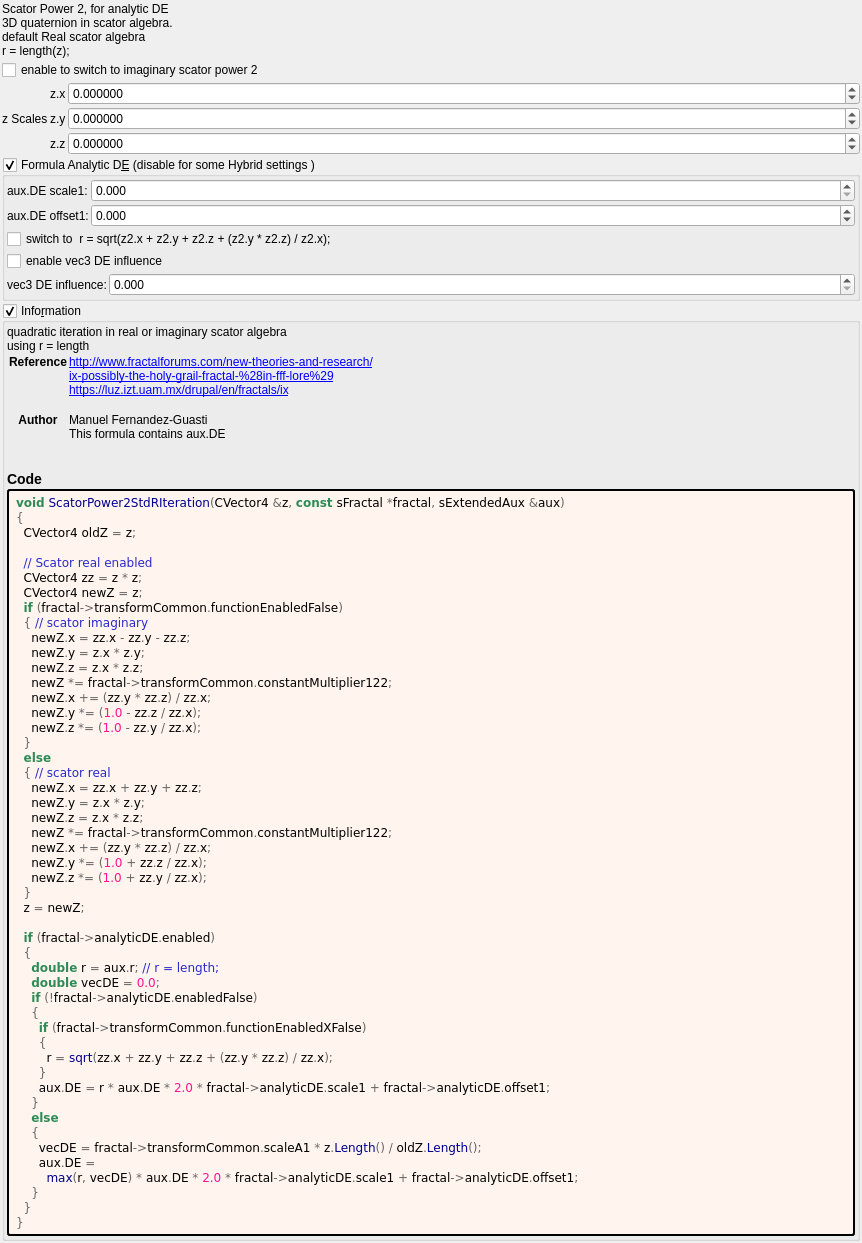
Above: mandelbulber2/formula/ui/scator_power2_std_r.ui from buddhi1980/mandelbulber2 before the change. Below: the same form after it.
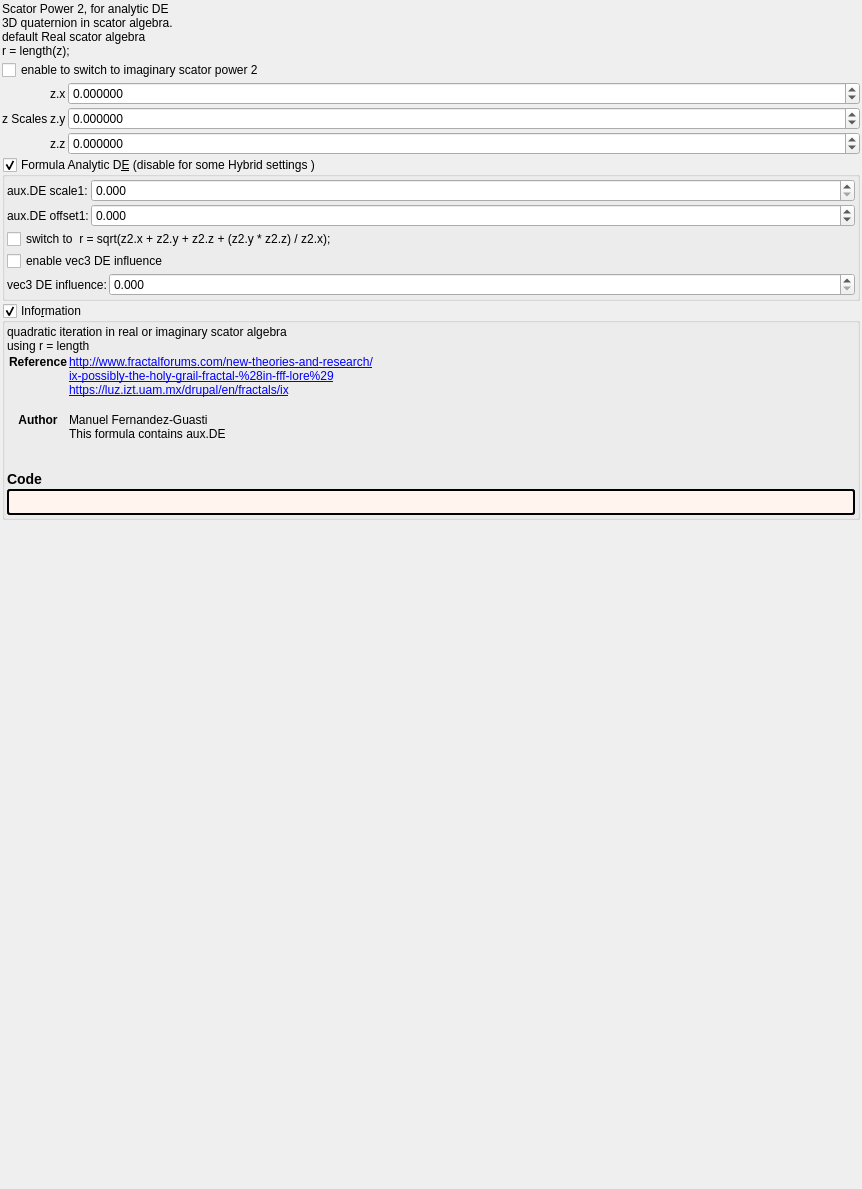
That is the form after the change. Custom widgets are drawn as their Qt base class.

```diff
--- a/mandelbulber2/formula/ui/scator_power2_std_r.ui
+++ b/mandelbulber2/formula/ui/scator_power2_std_r.ui
@@ -386,58 +386,7 @@
          <string notr="true">border-style: outset; border-width: 2px; border-radius: 3px; border-color: black; background-color: #fff5ee; padding: 4px;</string>
         </property>
         <property name="text">
-         <string notr="true">&lt;body style=&quot;background-color:#fff5ee&quot;&gt;
-&lt;pre style=&quot;color:#000000; background-color:#fff5ee;  font-family:'Courier New',monospace;&quot;&gt;&lt;span style=&quot;color:#2e8b57; font-weight:bold&quot;&gt;void&lt;/span&gt; &lt;span style=&quot;color:#00008f&quot;&gt;ScatorPower2StdRIteration&lt;/span&gt;&lt;span style=&quot;color:#676767&quot;&gt;(&lt;/span&gt;CVector4 &lt;span style=&quot;color:#676767&quot;&gt;&amp;amp;&lt;/span&gt;z&lt;span style=&quot;color:#676767&quot;&gt;,&lt;/span&gt; &lt;span style=&quot;color:#2e8b57; font-weight:bold&quot;&gt;const&lt;/span&gt; sFractal &lt;span style=&quot;color:#676767&quot;&gt;*&lt;/span&gt;fractal&lt;span style=&quot;color:#676767&quot;&gt;,&lt;/span&gt; sExtendedAux &lt;span style=&quot;color:#676767&quot;&gt;&amp;amp;&lt;/span&gt;aux&lt;span style=&quot;color:#676767&quot;&gt;)&lt;/span&gt;
-&lt;span style=&quot;color:#676767&quot;&gt;{&lt;/span&gt;
-  CVector4 oldZ &lt;span style=&quot;color:#676767&quot;&gt;=&lt;/span&gt; z&lt;span style=&quot;color:#676767&quot;&gt;;&lt;/span&gt;
-
-  &lt;span style=&quot;color:#2929cc&quot;&gt;// Scator real enabled&lt;/span&gt;
-  CVector4 zz &lt;span style=&quot;color:#676767&quot;&gt;=&lt;/span&gt; z &lt;span style=&quot;color:#676767&quot;&gt;*&lt;/span&gt; z&lt;span style=&quot;color:#676767&quot;&gt;;&lt;/span&gt;
-  CVector4 newZ &lt;span style=&quot;color:#676767&quot;&gt;=&lt;/span&gt; z&lt;span style=&quot;color:#676767&quot;&gt;;&lt;/span&gt;
-  &lt;span style=&quot;color:#2e8b57; font-weight:bold&quot;&gt;if&lt;/span&gt; &lt;span style=&quot;color:#676767&quot;&gt;(&lt;/span&gt;fractal&lt;span style=&quot;color:#676767&quot;&gt;-&amp;gt;&lt;/span&gt;transformCommon&lt;span style=&quot;color:#676767&quot;&gt;.&lt;/span&gt;functionEnabledFalse&lt;span style=&quot;color:#676767&quot;&gt;)&lt;/span&gt;
-  &lt;span style=&quot;color:#676767&quot;&gt;{&lt;/span&gt; &lt;span style=&quot;color:#2929cc&quot;&gt;// scator imaginary&lt;/span&gt;
-    newZ&lt;span style=&quot;color:#676767&quot;&gt;.&lt;/span&gt;x &lt;span style=&quot;color:#676767&quot;&gt;=&lt;/span&gt; zz&lt;span style=&quot;color:#676767&quot;&gt;.&lt;/span&gt;x &lt;span style=&quot;color:#676767&quot;&gt;-&lt;/span&gt; zz&lt;span style=&quot;color:#676767&quot;&gt;.&lt;/span&gt;y &lt;span style=&quot;color:#676767&quot;&gt;-&lt;/span&gt; zz&lt;span style=&quot;color:#676767&quot;&gt;.&lt;/span&gt;z&lt;span style=&quot;color:#676767&quot;&gt;;&lt;/span&gt;
-    newZ&lt;span style=&quot;color:#676767&quot;&gt;.&lt;/span&gt;y &lt;span style=&quot;color:#676767&quot;&gt;=&lt;/span&gt; z&lt;span style=&quot;color:#676767&quot;&gt;.&lt;/span&gt;x &lt;span style=&quot;color:#676767&quot;&gt;*&lt;/span&gt; z&lt;span style=&quot;color:#676767&quot;&gt;.&lt;/span&gt;y&lt;span style=&quot;color:#676767&quot;&gt;;&lt;/span&gt;
-    newZ&lt;span style=&quot;color:#676767&quot;&gt;.&lt;/span&gt;z &lt;span style=&quot;color:#676767&quot;&gt;=&lt;/span&gt; z&lt;span style=&quot;color:#676767&quot;&gt;.&lt;/span&gt;x &lt;span style=&quot;color:#676767&quot;&gt;*&lt;/span&gt; z&lt;span style=&quot;color:#676767&quot;&gt;.&lt;/span&gt;z&lt;span style=&quot;color:#676767&quot;&gt;;&lt;/span&gt;
-    newZ &lt;span style=&quot;color:#676767&quot;&gt;*=&lt;/span&gt; fractal&lt;span style=&quot;color:#676767&quot;&gt;-&amp;gt;&lt;/span&gt;transformCommon&lt;span style=&quot;color:#676767&quot;&gt;.&lt;/span&gt;constantMultiplier122&lt;span style=&quot;color:#676767&quot;&gt;;&lt;/span&gt;
-    newZ&lt;span style=&quot;color:#676767&quot;&gt;.&lt;/span&gt;x &lt;span style=&quot;color:#676767&quot;&gt;+= (&lt;/span&gt;zz&lt;span style=&quot;color:#676767&quot;&gt;.&lt;/span&gt;y &lt;span style=&quot;color:#676767&quot;&gt;*&lt;/span&gt; zz&lt;span style=&quot;color:#676767&quot;&gt;.&lt;/span&gt;z&lt;span style=&quot;color:#676767&quot;&gt;) /&lt;/span&gt; zz&lt;span style=&quot;color:#676767&quot;&gt;.&lt;/span&gt;x&lt;span style=&quot;color:#676767&quot;&gt;;&lt;/span&gt;
-    newZ&lt;span style=&quot;color:#676767&quot;&gt;.&lt;/span&gt;y &lt;span style=&quot;color:#676767&quot;&gt;*= (&lt;/span&gt;&lt;span style=&quot;color:#ff1493&quot;&gt;1.0&lt;/span&gt; &lt;span style=&quot;color:#676767&quot;&gt;-&lt;/span&gt; zz&lt;span style=&quot;color:#676767&quot;&gt;.&lt;/span&gt;z &lt;span style=&quot;color:#676767&quot;&gt;/&lt;/span&gt; zz&lt;span style=&quot;color:#676767&quot;&gt;.&lt;/span&gt;x&lt;span style=&quot;color:#676767&quot;&gt;);&lt;/span&gt;
-    newZ&lt;span style=&quot;color:#676767&quot;&gt;.&lt;/span&gt;z &lt;span style=&quot;color:#676767&quot;&gt;*= (&lt;/span&gt;&lt;span style=&quot;color:#ff1493&quot;&gt;1.0&lt;/span&gt; &lt;span style=&quot;color:#676767&quot;&gt;-&lt;/span&gt; zz&lt;span style=&quot;color:#676767&quot;&gt;.&lt;/span&gt;y &lt;span style=&quot;color:#676767&quot;&gt;/&lt;/span&gt; zz&lt;span style=&quot;color:#676767&quot;&gt;.&lt;/span&gt;x&lt;span style=&quot;color:#676767&quot;&gt;);&lt;/span&gt;
-  &lt;span style=&quot;color:#676767&quot;&gt;}&lt;/span&gt;
-  &lt;span style=&quot;color:#2e8b57; font-weight:bold&quot;&gt;else&lt;/span&gt;
-  &lt;span style=&quot;color:#676767&quot;&gt;{&lt;/span&gt; &lt;span style=&quot;color:#2929cc&quot;&gt;// scator real&lt;/span&gt;
-    newZ&lt;span style=&quot;color:#676767&quot;&gt;.&lt;/span&gt;x &lt;span style=&quot;color:#676767&quot;&gt;=&lt;/span&gt; zz&lt;span style=&quot;color:#676767&quot;&gt;.&lt;/span&gt;x &lt;span style=&quot;color:#676767&quot;&gt;+&lt;/span&gt; zz&lt;span style=&quot;color:#676767&quot;&gt;.&lt;/span&gt;y &lt;span style=&quot;color:#676767&quot;&gt;+&lt;/span&gt; zz&lt;span style=&quot;color:#676767&quot;&gt;.&lt;/span&gt;z&lt;span style=&quot;color:#676767&quot;&gt;;&lt;/span&gt;
-    newZ&lt;span style=&quot;color:#676767&quot;&gt;.&lt;/span&gt;y &lt;span style=&quot;color:#676767&quot;&gt;=&lt;/span&gt; z&lt;span style=&quot;color:#676767&quot;&gt;.&lt;/span&gt;x &lt;span style=&quot;color:#676767&quot;&gt;*&lt;/span&gt; z&lt;span style=&quot;color:#676767&quot;&gt;.&lt;/span&gt;y&lt;span style=&quot;color:#676767&quot;&gt;;&lt;/span&gt;
-    newZ&lt;span style=&quot;color:#676767&quot;&gt;.&lt;/span&gt;z &lt;span style=&quot;color:#676767&quot;&gt;=&lt;/span&gt; z&lt;span style=&quot;color:#676767&quot;&gt;.&lt;/span&gt;x &lt;span style=&quot;color:#676767&quot;&gt;*&lt;/span&gt; z&lt;span style=&quot;color:#676767&quot;&gt;.&lt;/span&gt;z&lt;span style=&quot;color:#676767&quot;&gt;;&lt;/span&gt;
-    newZ &lt;span style=&quot;color:#676767&quot;&gt;*=&lt;/span&gt; fractal&lt;span style=&quot;color:#676767&quot;&gt;-&amp;gt;&lt;/span&gt;transformCommon&lt;span style=&quot;color:#676767&quot;&gt;.&lt;/span&gt;constantMultiplier122&lt;span style=&quot;color:#676767&quot;&gt;;&lt;/span&gt;
-    newZ&lt;span style=&quot;color:#676767&quot;&gt;.&lt;/span&gt;x &lt;span style=&quot;color:#676767&quot;&gt;+= (&lt;/span&gt;zz&lt;span style=&quot;color:#676767&quot;&gt;.&lt;/span&gt;y &lt;span style=&quot;color:#676767&quot;&gt;*&lt;/span&gt; zz&lt;span style=&quot;color:#676767&quot;&gt;.&lt;/span&gt;z&lt;span style=&quot;color:#676767&quot;&gt;) /&lt;/span&gt; zz&lt;span style=&quot;color:#676767&quot;&gt;.&lt;/span&gt;x&lt;span style=&quot;color:#676767&quot;&gt;;&lt;/span&gt;
-    newZ&lt;span style=&quot;color:#676767&quot;&gt;.&lt;/span&gt;y &lt;span style=&quot;color:#676767&quot;&gt;*= (&lt;/span&gt;&lt;span style=&quot;color:#ff1493&quot;&gt;1.0&lt;/span&gt; &lt;span style=&quot;color:#676767&quot;&gt;+&lt;/span&gt; zz&lt;span style=&quot;color:#676767&quot;&gt;.&lt;/span&gt;z &lt;span style=&quot;color:#676767&quot;&gt;/&lt;/span&gt; zz&lt;span style=&quot;color:#676767&quot;&gt;.&lt;/span&gt;x&lt;span style=&quot;color:#676767&quot;&gt;);&lt;/span&gt;
-    newZ&lt;span style=&quot;color:#676767&quot;&gt;.&lt;/span&gt;z &lt;span style=&quot;color:#676767&quot;&gt;*= (&lt;/span&gt;&lt;span style=&quot;color:#ff1493&quot;&gt;1.0&lt;/span&gt; &lt;span style=&quot;color:#676767&quot;&gt;+&lt;/span&gt; zz&lt;span style=&quot;color:#676767&quot;&gt;.&lt;/span&gt;y &lt;span style=&quot;color:#676767&quot;&gt;/&lt;/span&gt; zz&lt;span style=&quot;color:#676767&quot;&gt;.&lt;/span&gt;x&lt;span style=&quot;color:#676767&quot;&gt;);&lt;/span&gt;
-  &lt;span style=&quot;color:#676767&quot;&gt;}&lt;/span&gt;
-  z &lt;span style=&quot;color:#676767&quot;&gt;=&lt;/span&gt; newZ&lt;span style=&quot;color:#676767&quot;&gt;;&lt;/span&gt;
-
-  &lt;span style=&quot;color:#2e8b57; font-weight:bold&quot;&gt;if&lt;/span&gt; &lt;span style=&quot;color:#676767&quot;&gt;(&lt;/span&gt;fractal&lt;span style=&quot;color:#676767&quot;&gt;-&amp;gt;&lt;/span&gt;analyticDE&lt;span style=&quot;color:#676767&quot;&gt;.&lt;/span&gt;enabled&lt;span style=&quot;color:#676767&quot;&gt;)&lt;/span&gt;
-  &lt;span style=&quot;color:#676767&quot;&gt;{&lt;/span&gt;
-    &lt;span style=&quot;color:#2e8b57; font-weight:bold&quot;&gt;double&lt;/span&gt; r &lt;span style=&quot;color:#676767&quot;&gt;=&lt;/span&gt; aux&lt;span style=&quot;color:#676767&quot;&gt;.&lt;/span&gt;r&lt;span style=&quot;color:#676767&quot;&gt;;&lt;/span&gt; &lt;span style=&quot;color:#2929cc&quot;&gt;// r = length;&lt;/span&gt;
-    &lt;span style=&quot;color:#2e8b57; font-weight:bold&quot;&gt;double&lt;/span&gt; vecDE &lt;span style=&quot;color:#676767&quot;&gt;=&lt;/span&gt; &lt;span style=&quot;color:#ff1493&quot;&gt;0.0&lt;/span&gt;&lt;span style=&quot;color:#676767&quot;&gt;;&lt;/span&gt;
-    &lt;span style=&quot;color:#2e8b57; font-weight:bold&quot;&gt;if&lt;/span&gt; &lt;span style=&quot;color:#676767&quot;&gt;(!&lt;/span&gt;fractal&lt;span style=&quot;color:#676767&quot;&gt;-&amp;gt;&lt;/span&gt;analyticDE&lt;span style=&quot;color:#676767&quot;&gt;.&lt;/span&gt;enabledFalse&lt;span style=&quot;color:#676767&quot;&gt;)&lt;/span&gt;
-    &lt;span style=&quot;color:#676767&quot;&gt;{&lt;/span&gt;
-      &lt;span style=&quot;color:#2e8b57; font-weight:bold&quot;&gt;if&lt;/span&gt; &lt;span style=&quot;color:#676767&quot;&gt;(&lt;/span&gt;fractal&lt;span style=&quot;color:#676767&quot;&gt;-&amp;gt;&lt;/span&gt;transformCommon&lt;span style=&quot;color:#676767&quot;&gt;.&lt;/span&gt;functionEnabledXFalse&lt;span style=&quot;color:#676767&quot;&gt;)&lt;/span&gt;
-      &lt;span style=&quot;color:#676767&quot;&gt;{&lt;/span&gt;
-        r &lt;span style=&quot;color:#676767&quot;&gt;=&lt;/span&gt; &lt;span style=&quot;color:#00008f&quot;&gt;sqrt&lt;/span&gt;&lt;span style=&quot;color:#676767&quot;&gt;(&lt;/span&gt;zz&lt;span style=&quot;color:#676767&quot;&gt;.&lt;/span&gt;x &lt;span style=&quot;color:#676767&quot;&gt;+&lt;/span&gt; zz&lt;span style=&quot;color:#676767&quot;&gt;.&lt;/span&gt;y &lt;span style=&quot;color:#676767&quot;&gt;+&lt;/span&gt; zz&lt;span style=&quot;color:#676767&quot;&gt;.&lt;/span&gt;z &lt;span style=&quot;color:#676767&quot;&gt;+ (&lt;/span&gt;zz&lt;span style=&quot;color:#676767&quot;&gt;.&lt;/span&gt;y &lt;span style=&quot;color:#676767&quot;&gt;*&lt;/span&gt; zz&lt;span style=&quot;color:#676767&quot;&gt;.&lt;/span&gt;z&lt;span style=&quot;color:#676767&quot;&gt;) /&lt;/span&gt; zz&lt;span style=&quot;color:#676767&quot;&gt;.&lt;/span&gt;x&lt;span style=&quot;color:#676767&quot;&gt;);&lt;/span&gt;
-      &lt;span style=&quot;color:#676767&quot;&gt;}&lt;/span&gt;
-      aux&lt;span style=&quot;color:#676767&quot;&gt;.&lt;/span&gt;DE &lt;span style=&quot;color:#676767&quot;&gt;=&lt;/span&gt; r &lt;span style=&quot;color:#676767&quot;&gt;*&lt;/span&gt; aux&lt;span style=&quot;color:#676767&quot;&gt;.&lt;/span&gt;DE &lt;span style=&quot;color:#676767&quot;&gt;*&lt;/span&gt; &lt;span style=&quot;color:#ff1493&quot;&gt;2.0&lt;/span&gt; &lt;span style=&quot;color:#676767&quot;&gt;*&lt;/span&gt; fractal&lt;span style=&quot;color:#676767&quot;&gt;-&amp;gt;&lt;/span&gt;analyticDE&lt;span style=&quot;color:#676767&quot;&gt;.&lt;/span&gt;scale1 &lt;span style=&quot;color:#676767&quot;&gt;+&lt;/span&gt; fractal&lt;span style=&quot;color:#676767&quot;&gt;-&amp;gt;&lt;/span&gt;analyticDE&lt;span style=&quot;color:#676767&quot;&gt;.&lt;/span&gt;offset1&lt;span style=&quot;color:#676767&quot;&gt;;&lt;/span&gt;
-    &lt;span style=&quot;color:#676767&quot;&gt;}&lt;/span&gt;
-    &lt;span style=&quot;color:#2e8b57; font-weight:bold&quot;&gt;else&lt;/span&gt;
-    &lt;span style=&quot;color:#676767&quot;&gt;{&lt;/span&gt;
-      vecDE &lt;span style=&quot;color:#676767&quot;&gt;=&lt;/span&gt; fractal&lt;span style=&quot;color:#676767&quot;&gt;-&amp;gt;&lt;/span&gt;transformCommon&lt;span style=&quot;color:#676767&quot;&gt;.&lt;/span&gt;scaleA1 &lt;span style=&quot;color:#676767&quot;&gt;*&lt;/span&gt; z&lt;span style=&quot;color:#676767&quot;&gt;.&lt;/span&gt;&lt;span style=&quot;color:#00008f&quot;&gt;Length&lt;/span&gt;&lt;span style=&quot;color:#676767&quot;&gt;() /&lt;/span&gt; oldZ&lt;span style=&quot;color:#676767&quot;&gt;.&lt;/span&gt;&lt;span style=&quot;color:#00008f&quot;&gt;Length&lt;/span&gt;&lt;span style=&quot;color:#676767&quot;&gt;();&lt;/span&gt;
-      aux&lt;span style=&quot;color:#676767&quot;&gt;.&lt;/span&gt;DE &lt;span style=&quot;color:#676767&quot;&gt;=&lt;/span&gt;
-        &lt;span style=&quot;color:#00008f&quot;&gt;max&lt;/span&gt;&lt;span style=&quot;color:#676767&quot;&gt;(&lt;/span&gt;r&lt;span style=&quot;color:#676767&quot;&gt;,&lt;/span&gt; vecDE&lt;span style=&quot;color:#676767&quot;&gt;) *&lt;/span&gt; aux&lt;span style=&quot;color:#676767&quot;&gt;.&lt;/span&gt;DE &lt;span style=&quot;color:#676767&quot;&gt;*&lt;/span&gt; &lt;span style=&quot;color:#ff1493&quot;&gt;2.0&lt;/span&gt; &lt;span style=&quot;color:#676767&quot;&gt;*&lt;/span&gt; fractal&lt;span style=&quot;color:#676767&quot;&gt;-&amp;gt;&lt;/span&gt;analyticDE&lt;span style=&quot;color:#676767&quot;&gt;.&lt;/span&gt;scale1 &lt;span style=&quot;color:#676767&quot;&gt;+&lt;/span&gt; fractal&lt;span style=&quot;color:#676767&quot;&gt;-&amp;gt;&lt;/span&gt;analyticDE&lt;span style=&quot;color:#676767&quot;&gt;.&lt;/span&gt;offset1&lt;span style=&quot;color:#676767&quot;&gt;;&lt;/span&gt;
-    &lt;span style=&quot;color:#676767&quot;&gt;}&lt;/span&gt;
-  &lt;span style=&quot;color:#676767&quot;&gt;}&lt;/span&gt;
-&lt;span style=&quot;color:#676767&quot;&gt;}&lt;/span&gt;
-&lt;/pre&gt;
-&lt;/body&gt;</string>
+         <string notr="true"></string>
         </property>
         <property name="wordWrap">
          <bool>true</bool>
```
